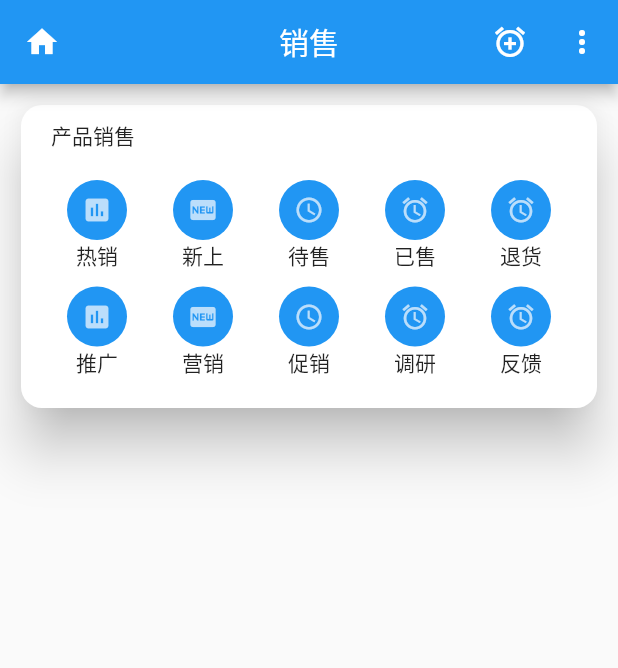
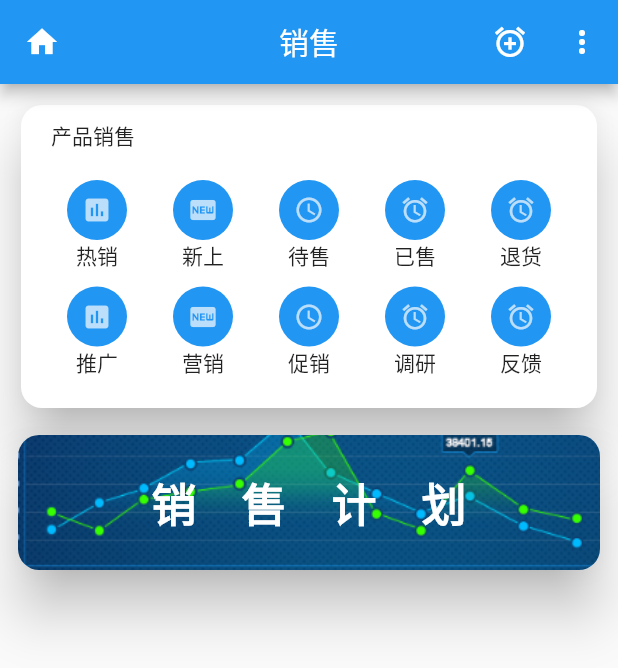
Before and after one commit to fivem/flutter_shiniu, a Flutter app: the SalePage screen opened directly, on a phone screen of 412 x 824 dp. Shown: the top 668 px of the screen. Run offline on Flutter 3.47's test engine with Material 2 defaults, Android fonts, the phone set to English and light mode, and no system bars.

Commit message:
add sales plan

```diff
--- /dev/null
+++ b/lib/main/salePage/saleDetailPage/salesPlan.dart
@@ -0,0 +1,52 @@
+import 'package:flutter/material.dart';
+class SalesPlan extends StatefulWidget {
+  @override
+  _SalesPlanState createState() => _SalesPlanState();
+}
+
+class _SalesPlanState extends State<SalesPlan> {
+  @override
+  Widget build(BuildContext context) {
+    return Container(
+      padding: EdgeInsets.fromLTRB(8.0,0,8.0,8.0),
+      child: Card(
+        elevation: 15.0,
+        shape: const RoundedRectangleBorder(borderRadius: BorderRadius.all(Radius.circular(14.0))),  //设置圆角
+        child: Row(
+          children: <Widget>[
+            Expanded(
+              child:SizedBox(
+                height: 90,
+                child: GestureDetector(
+                  onTap: _handleTap,
+                  child: Container(
+                    alignment: Alignment.center,
+                    child: Text('销售计划',style: TextStyle(
+                      fontSize: 30,
+                      color: Colors.white,
+                      letterSpacing: 30.0,
+                      fontWeight: FontWeight.bold,
+                      )
+                    ),
+                    decoration: BoxDecoration(
+                      shape: BoxShape.rectangle,
+                      borderRadius: new BorderRadius.vertical(top: Radius.elliptical(14.0, 14.0),bottom: Radius.elliptical(14.0, 14.0)),//设置圆角
+                      image: DecorationImage(
+                        image: AssetImage("assets/salesplan.jpg"),
+                        fit: BoxFit.cover
+                      )
+                    )
+                  )
+                )
+            )
+          )
+        ],
+        )
+      ),
+    );
+  }
+
+  _handleTap(){
+    print('click _SalesPalnState');
+  }
+}
--- a/lib/main/salePage/salePage.dart
+++ b/lib/main/salePage/salePage.dart
@@ -1,6 +1,7 @@
 import 'package:flutter/material.dart';
 import 'package:flutter_shiniu/main/commonAppBar.dart';
 import 'package:flutter_shiniu/main/salePage/saleDetailPage/salesCard.dart';
+import 'package:flutter_shiniu/main/salePage/saleDetailPage/salesPlan.dart';
 
 class SalePage extends StatefulWidget{
   @override
@@ -14,7 +15,8 @@ class _SalePage extends State<SalePage>{
       appBar: CommonAppBar(title:'销售',icon:Icons.home),
       body: Column(
         children: <Widget>[
-          SalesCard()
+          SalesCard(),
+          SalesPlan()
         ],
       )
     );
--- a/pubspec.yaml
+++ b/pubspec.yaml
@@ -39,6 +39,9 @@ flutter:
   # included with your application, so that you can use the icons in
   # the material Icons class.
   uses-material-design: true
+  assets:
+    - assets/salesplan.png
+    - assets/salesplan.jpg
 
   # To add assets to your application, add an assets section, like this:
   # assets:
```
Also changed, not shown: assets/salesplan.jpg (added), pubspec.lock.
